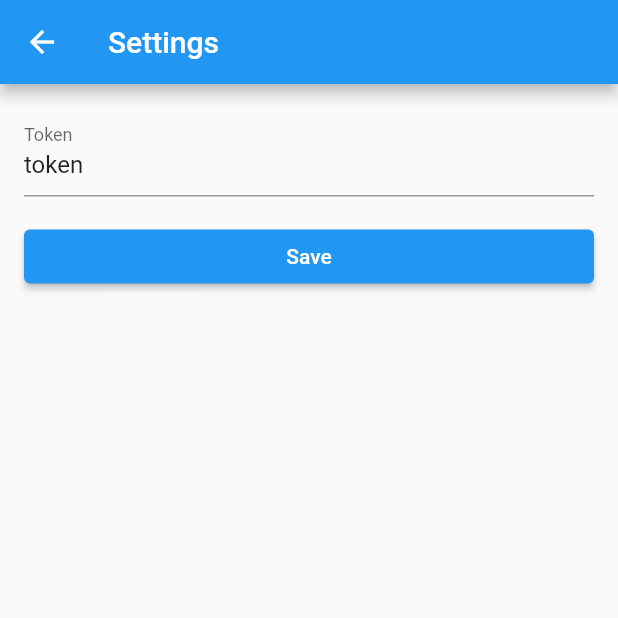
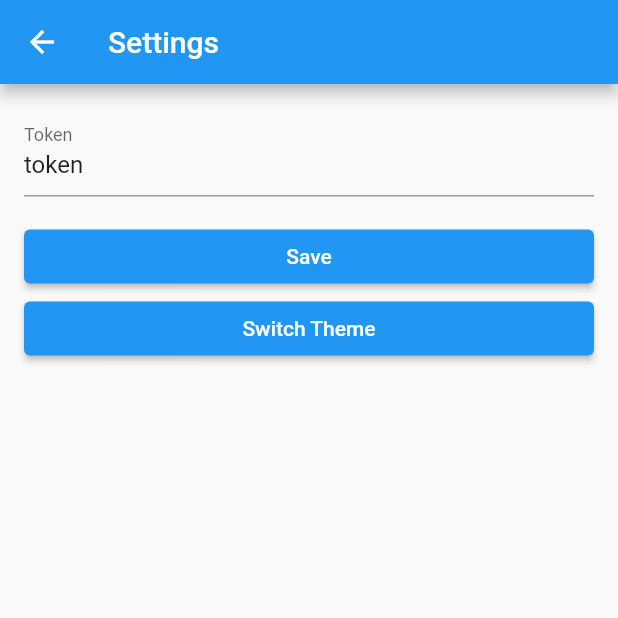
Before and after one commit to laohezi/chat_gpt_client, a Flutter app: the SettingPage screen opened directly, on a phone screen of 412 x 824 dp, the top half of it. Run offline on Flutter 3.47's test engine with Material 2 defaults, Android fonts, the phone set to English and light mode, and no system bars; our stand-ins replace get, get_storage; missing offline and left inert: dart_openai; accounts and stored records are empty.

Commit message:
add switch theme button

```diff
--- a/lib/chatgpt/Theme.dart
+++ b/lib/chatgpt/Theme.dart
@@ -33,6 +33,15 @@ class ThemeModel with ChangeNotifier, WidgetsBindingObserver {
     }
   }
 
+  void switchTheme() {
+    if (themeMode == ThemeMode.light) {
+      themeMode = ThemeMode.dark;
+    } else {
+      themeMode = ThemeMode.light;
+    }
+    notifyListeners();
+  }
+
   @override
   void dispose() {
     // TODO: implement dispose
@@ -45,16 +54,10 @@ class ThemeConfig {
   static ThemeData get lightTheme => ThemeData(
         primarySwatch: Colors.cyan,
         primaryColor: Colors.cyan,
-        brightness: Brightness.dark,
+        brightness: Brightness.light,
         backgroundColor: Colors.greenAccent,
         //scaffoldBackgroundColor: Colors.white,
-        appBarTheme: const AppBarTheme(
-          elevation: 0,
-          //   color: Colors.white,
-          iconTheme: IconThemeData(
-            color: Colors.greenAccent,
-          ),
-        ),
+
       );
 
   static ThemeData get darkTheme => ThemeData(
@@ -62,13 +65,6 @@ class ThemeConfig {
         primaryColor: Colors.blue,
         brightness: Brightness.dark,
         primaryColorDark: Colors.blue,
-        appBarTheme: const AppBarTheme(
-          elevation: 0,
-          color: Colors.white,
-          iconTheme: IconThemeData(
-            color: Colors.black,
-          ),
-        ),
       );
 
   static ThemeMode get defaultThemeMode => ThemeMode.system;
--- a/lib/chatgpt/setting_page.dart
+++ b/lib/chatgpt/setting_page.dart
@@ -1,4 +1,6 @@
+import 'package:chat_gpt_client/chatgpt/Theme.dart';
 import 'package:flutter/material.dart';
+import 'package:provider/provider.dart';
 
 import 'TokenManager.dart';
 
@@ -20,7 +22,6 @@ class SettingPageState extends State<SettingPage> {
     // 读取已经持久化的 token
     String token = SettingDataSource.readToken();
     _textEditingController.text = token;
-
   }
 
   @override
@@ -49,9 +50,18 @@ class SettingPageState extends State<SettingPage> {
               SettingDataSource.saveToken(token); // 保存 token
               // Navigator.pop(context); // 返回上一个页面
             },
+          ),
+          Consumer<ThemeModel>(builder: (context, theme, child) {
+            return ElevatedButton(
+              child: const Text('Switch Theme'),
+              onPressed: () {
+                theme.switchTheme();
+              },
+            );
+          }
+
           )
-          ],
-        ),
+      ]),
     ),
     );
   }
```
Also changed, not shown: lib/chatgpt/chat_page.dart (+10 -6 lines). Lines whose indentation alone changed are shown as unchanged.
